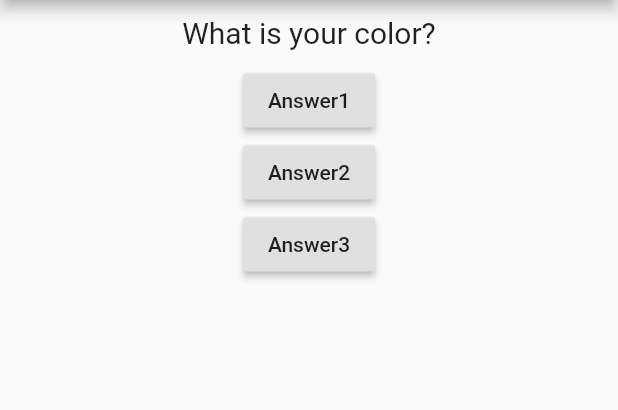
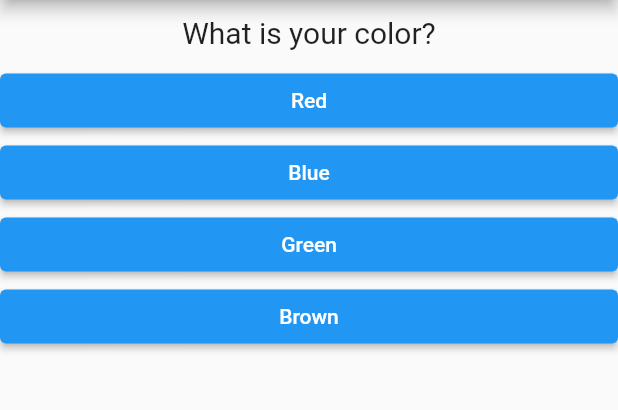
Before and after one commit to zaher88abd/first_flutter_project, a Flutter app: the screen it shows after launch, on a phone screen of 412 x 824 dp, the part 84-494 px from its top. Run offline on Flutter 3.47's test engine with Material 2 defaults, Android fonts, the phone set to English and light mode, and no system bars.

Commit message:
Use map for questions and answers

```diff
--- /dev/null
+++ b/lib/answer.dart
@@ -0,0 +1,19 @@
+import 'package:flutter/material.dart';
+
+class Answer extends StatelessWidget {
+  final Function selectedHandler;
+  final String buttonText;
+
+  Answer(this.buttonText, this.selectedHandler);
+
+  @override
+  Widget build(BuildContext context) {
+    return Container(
+      width: double.infinity,
+      child: ElevatedButton(
+        child: Text(this.buttonText),
+        onPressed: this.selectedHandler,
+      ),
+    );
+  }
+}
--- a/lib/main.dart
+++ b/lib/main.dart
@@ -1,10 +1,9 @@
 import "package:flutter/material.dart";
 
-import 'package:flutter_first_app/question.dart';
+import './question.dart';
+import './answer.dart';
 
-void main() {
-  runApp(MyApp());
-}
+void main() => runApp(MyApp());
 
 class MyApp extends StatefulWidget {
   @override
@@ -16,7 +15,20 @@ class MyApp extends StatefulWidget {
 
 class MyAppState extends State<MyApp> {
   var questionIndex = 0;
-  var questions = ["What is your color?", "What is your cuntry"];
+  var questions = [
+    {
+      "questionText": "What is your color?",
+      "answers": ["Red", "Blue", "Green", "Brown"]
+    },
+    {
+      "questionText": "What do you live?",
+      "answers": ["Canada", "USA", "Syria", "Eygpt"]
+    },
+    {
+      "questionText": "What is your favurate fruit",
+      "answers": ["Apple", "Grap", "GreenApple", "Orange"]
+    }
+  ];
 
   Widget build(BuildContext context) {
     return MaterialApp(
@@ -27,27 +39,19 @@ class MyAppState extends State<MyApp> {
         body: Column(
           children: <Widget>[
             Question(
-              questions[questionIndex],
+              questions[questionIndex]["questionText"],
             ),
-            RaisedButton(
-              child: Text("Answer1"),
-              onPressed: answerQuestion,
-            ),
-            RaisedButton(
-              child: Text("Answer2"),
-              onPressed: answerQuestion,
-            ),
-            RaisedButton(
-              child: Text("Answer3"),
-              onPressed: () => print("Chose answer  3"),
-            ),
+            ...(questions[questionIndex]["answers"] as List<String>)
+                .map((answer) {
+              return Answer(answer, _answerQuestion);
+            }).toList()
           ],
         ),
       ),
     );
   }
 
-  void answerQuestion() {
+  void _answerQuestion() {
     setState(() {
       questionIndex += 1;
     });
```
